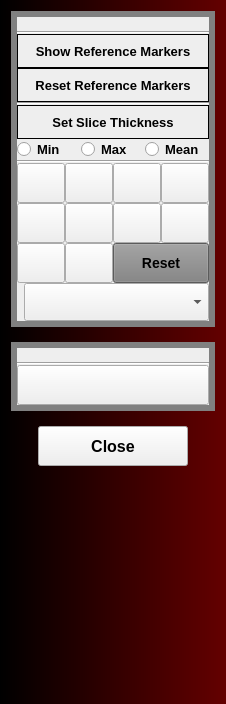
Before: the Qt Designer form Modules/Scripted/QReads/Resources/UI/QReads.ui in KitwareMedical/SlicerQReads, drawn with Qt 5.
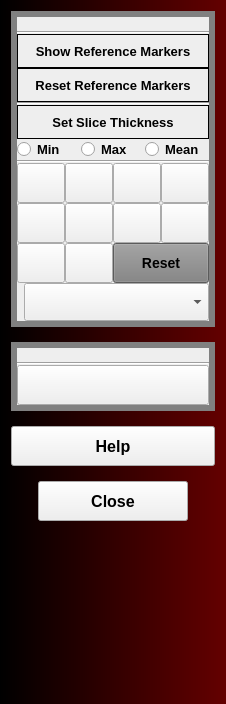
After: the same form once the commit is applied. Icons and pictures are not drawn. Custom widgets are drawn as their Qt base class.

Commit message:
ENH: Open built-in web browser for displaying application help
See #65

The edit to the form file:
```diff
--- a/Modules/Scripted/QReads/Resources/UI/QReads.ui
+++ b/Modules/Scripted/QReads/Resources/UI/QReads.ui
@@ -54,7 +54,9 @@
   font-size: 14px;
 }
 
-QPushButton#CloseApplicationPushButton {
+QPushButton#CloseApplicationPushButton,
+QPushButton#HelpButton
+ {
   font-size: 16px;
 }
 
@@ -504,6 +506,23 @@
      </layout>
     </widget>
    </item>
+   <item>
+    <widget class="QPushButton" name="HelpButton">
+     <property name="text">
+      <string>Help</string>
+     </property>
+     <property name="icon">
+      <iconset resource="../QReads.qrc">
+       <normaloff>:/Icons/Help.png</normaloff>:/Icons/Help.png</iconset>
+     </property>
+     <property name="iconSize">
+      <size>
+       <width>32</width>
+       <height>32</height>
+      </size>
+     </property>
+    </widget>
+   </item>
    <item>
     <layout class="QHBoxLayout" name="CloseApplicationLayout">
      <item>
```
The commit also changes 3 other files.
